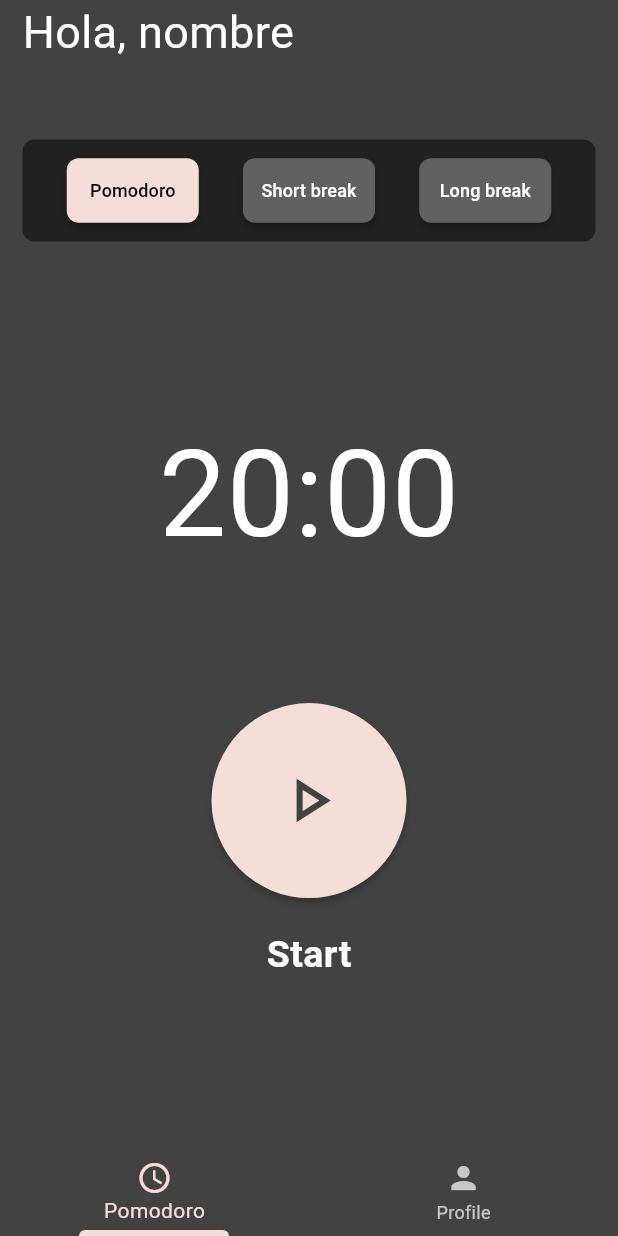
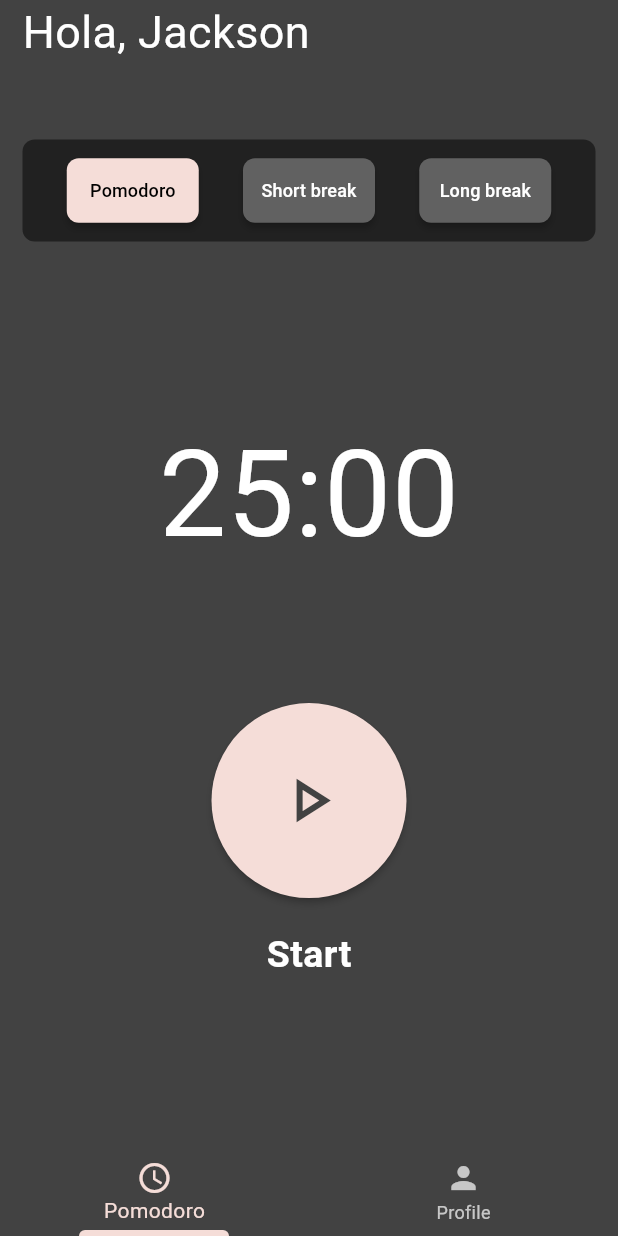
Before and after one commit to DavidOnofre24/pomodoro, a Flutter app: the screen it shows after launch, on a phone screen of 412 x 824 dp. Run offline on Flutter 3.47's test engine with Material 3 defaults, Android fonts, the phone set to English and light mode, and no system bars; our stand-ins replace bloc, equatable, flutter_bloc, get_it, go_router.

Commit message:
add TimerCubit

```diff
--- a/lib/config/router/app_router.dart
+++ b/lib/config/router/app_router.dart
@@ -1,4 +1,6 @@
+import 'package:flutter_bloc/flutter_bloc.dart';
 import 'package:go_router/go_router.dart';
+import 'package:pomodoro/presentacion/providers/timer/cubit/timer_cubit.dart';
 import 'package:pomodoro/presentacion/screens/screen.dart';
 
 final appRouter = GoRouter(
@@ -7,8 +9,11 @@ final appRouter = GoRouter(
     GoRoute(
       path: '/home/:pageIndex',
       name: HomeScreen.name,
-      builder: (context, state) => HomeScreen(
-        pageIndex: int.parse(state.pathParameters['pageIndex'] ?? '0'),
+      builder: (context, state) => BlocProvider(
+        create: (context) => TimerCubit(duration: const Duration(minutes: 25)),
+        child: HomeScreen(
+          pageIndex: int.parse(state.pathParameters['pageIndex'] ?? '0'),
+        ),
       ),
     )
   ],
--- /dev/null
+++ b/lib/presentacion/providers/timer/cubit/timer_state.dart
@@ -0,0 +1,28 @@
+part of 'timer_cubit.dart';
+
+enum TimerStatus { running, paused, stopped }
+
+class TimerState extends Equatable {
+  final Duration duration;
+  final Duration timeRemaining;
+  final TimerStatus status;
+
+  const TimerState(
+      {required this.duration,
+      required this.timeRemaining,
+      required this.status});
+
+  @override
+  List<Object> get props => [
+        duration,
+        timeRemaining,
+        status,
+      ];
+  TimerState copyWith(
+      {Duration? duration, Duration? timeRemaining, TimerStatus? status}) {
+    return TimerState(
+        duration: duration ?? this.duration,
+        timeRemaining: timeRemaining ?? this.timeRemaining,
+        status: status ?? this.status);
+  }
+}
--- a/lib/presentacion/views/home_view.dart
+++ b/lib/presentacion/views/home_view.dart
@@ -1,5 +1,7 @@
 import 'package:flutter/material.dart';
+import 'package:flutter_bloc/flutter_bloc.dart';
 import 'package:pomodoro/config/constants/colors.dart';
+import 'package:pomodoro/presentacion/providers/timer/cubit/timer_cubit.dart';
 
 class HomeView extends StatelessWidget {
   const HomeView({super.key});
@@ -12,7 +14,7 @@ class HomeView extends StatelessWidget {
         child: Column(
           crossAxisAlignment: CrossAxisAlignment.start,
           children: [
-            const Text('Hola, nombre', style: TextStyle(fontSize: 30)),
+            const Text('Hola, Jackson', style: TextStyle(fontSize: 30)),
             const SizedBox(height: 50),
             Container(
               decoration: BoxDecoration(
@@ -69,16 +71,69 @@ class HomeView extends StatelessWidget {
                 crossAxisAlignment: CrossAxisAlignment.center,
                 mainAxisAlignment: MainAxisAlignment.center,
                 children: [
-                  const Center(
-                    child: Text('20:00', style: TextStyle(fontSize: 80)),
+                  BlocBuilder<TimerCubit, TimerState>(
+                    bloc: context.read<TimerCubit>(),
+                    builder: (context, state) {
+                      if (state.status == TimerStatus.running) {
+                        return Column(
+                          children: [
+                            Center(
+                              child: Text(
+                                  '${state.timeRemaining.inMinutes.toString()}:${state.timeRemaining.inSeconds.remainder(60).toString().padLeft(2, '0')}',
+                                  style: const TextStyle(fontSize: 80)),
                             ),
-                  SizedBox(height: MediaQuery.of(context).size.height * 0.1),
+                            SizedBox(
+                                height:
+                                    MediaQuery.of(context).size.height * 0.1),
                             Column(
                               children: [
                                 MaterialButton(
                                   padding: const EdgeInsets.all(40),
                                   color: CustomColors.pink,
-                        onPressed: () {},
+                                  onPressed: () {
+                                    context.read<TimerCubit>().pauseTimer();
+                                  },
+                                  shape: const CircleBorder(),
+                                  child: Icon(
+                                    Icons.pause_outlined,
+                                    size: 50,
+                                    color: Colors.grey[800],
+                                  ),
+                                ),
+                                const SizedBox(height: 20),
+                                const Text(
+                                  'Pause',
+                                  style: TextStyle(
+                                    fontSize: 25,
+                                    fontWeight: FontWeight.bold,
+                                  ),
+                                ),
+                              ],
+                            ),
+                          ],
+                        );
+                      }
+                      return Column(
+                        children: [
+                          Center(
+                            child: Text(
+                                '${state.timeRemaining.inMinutes.toString()}:${state.timeRemaining.inSeconds.remainder(60).toString().padLeft(2, '0')}',
+                                style: const TextStyle(fontSize: 80)),
+                          ),
+                          SizedBox(
+                              height: MediaQuery.of(context).size.height * 0.1),
+                          Column(
+                            children: [
+                              MaterialButton(
+                                padding: const EdgeInsets.all(40),
+                                color: CustomColors.pink,
+                                onPressed: () {
+                                  if (state.status == TimerStatus.paused) {
+                                    context.read<TimerCubit>().resumeTimer();
+                                  } else {
+                                    context.read<TimerCubit>().startTimer();
+                                  }
+                                },
                                 shape: const CircleBorder(),
                                 child: Icon(
                                   Icons.play_arrow_outlined,
@@ -87,14 +142,20 @@ class HomeView extends StatelessWidget {
                                 ),
                               ),
                               const SizedBox(height: 20),
-                      const Text(
-                        'Start',
-                        style: TextStyle(
+                              Text(
+                                (state.status == TimerStatus.paused)
+                                    ? 'Resume'
+                                    : 'Start',
+                                style: const TextStyle(
                                   fontSize: 25,
                                   fontWeight: FontWeight.bold,
                                 ),
                               ),
                             ],
+                          ),
+                        ],
+                      );
+                    },
                   ),
                 ],
               ),
--- a/pubspec.yaml
+++ b/pubspec.yaml
@@ -34,6 +34,7 @@ dependencies:
   flutter_bloc: ^8.1.5
   equatable: ^2.0.5
   get_it: ^7.7.0
+  bloc: ^8.1.3
 
   # The following adds the Cupertino Icons font to your application.
   # Use with the CupertinoIcons class for iOS style icons.
```
Also changed, not shown: lib/presentacion/providers/timer/cubit/timer_cubit.dart (added, +76 -0 lines), pubspec.lock. Lines whose indentation alone changed are shown as unchanged.
